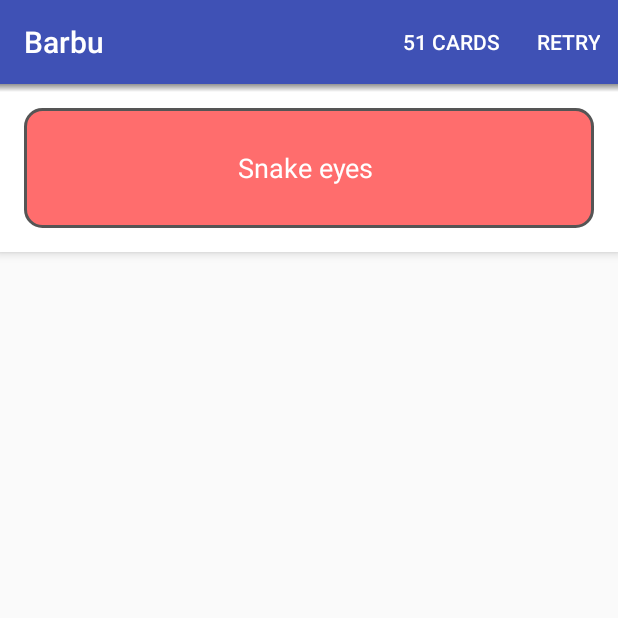
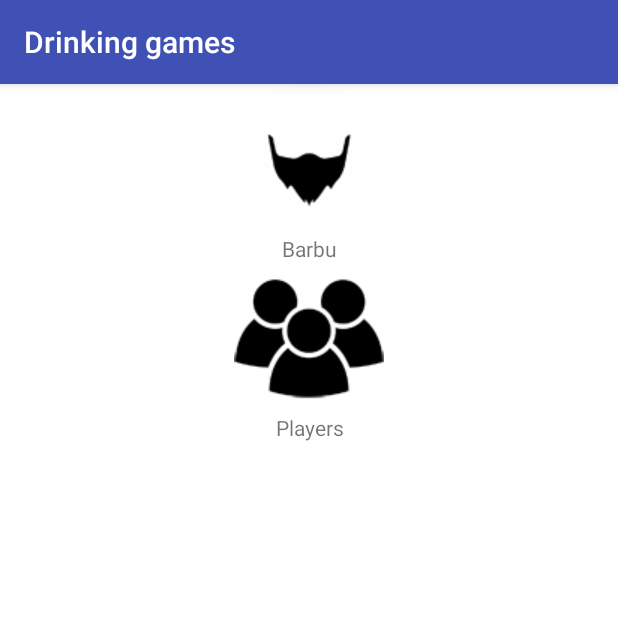
Before and after one commit to antoinedelia/Jeux-d-alcool, an Android app: the screen it shows after launch (Barbu before the commit, Menu after it), on a phone screen of 412 x 824 dp, the top half of it. Run offline under Robolectric (Android 15) with nearby library versions, the phone set to English and light mode, and no system bars.

Commit message:
Add menu + players class

```diff
--- a/app/src/main/java/com/antoinedelia/lebarbu_versionalcool/Menu.java
+++ b/app/src/main/java/com/antoinedelia/lebarbu_versionalcool/Menu.java
@@ -1,7 +1,10 @@
 package com.antoinedelia.lebarbu_versionalcool;
 
+import android.content.Intent;
 import android.os.Bundle;
 import android.support.v7.app.AppCompatActivity;
+import android.view.View;
+import android.widget.ImageView;
 
 
 public class Menu extends AppCompatActivity {
@@ -10,5 +13,26 @@ public class Menu extends AppCompatActivity {
     protected void onCreate(Bundle savedInstanceState) {
         super.onCreate(savedInstanceState);
         setContentView(R.layout.menu);
+
+        final ImageView imageBarbu = (ImageView)findViewById(R.id.imageBarbu);
+        final ImageView imagePlayers = (ImageView)findViewById(R.id.imagePlayers);
+
+        imageBarbu.setOnClickListener(new View.OnClickListener() {
+            @Override
+            public void onClick(View v) {
+                Intent intent = new Intent(Menu.this, Barbu.class);
+                startActivityForResult(intent, 0);
+            }
+        });
+
+        imagePlayers.setOnClickListener(new View.OnClickListener() {
+            @Override
+            public void onClick(View v) {
+                Intent intent = new Intent(Menu.this, Players.class);
+                startActivityForResult(intent, 0);
+            }
+        });
     }
+
+
 }
--- a/app/src/main/res/layout/menu.xml
+++ b/app/src/main/res/layout/menu.xml
@@ -1,12 +1,51 @@
 <?xml version="1.0" encoding="utf-8"?>
-<RelativeLayout xmlns:android="http://schemas.android.com/apk/res/android"
-    android:orientation="vertical" android:layout_width="match_parent"
-    android:layout_height="match_parent">
+    <RelativeLayout xmlns:android="http://schemas.android.com/apk/res/android"
+        android:layout_width="match_parent"
+        android:layout_height="match_parent"
+        android:background="#ffffff"
+        android:orientation="vertical">
 
     <ImageButton
+        android:id="@+id/imageBarbu"
+        android:layout_width="100dp"
+        android:layout_height="100dp"
+        android:layout_alignLeft="@+id/imagePlayers"
+        android:layout_alignParentTop="true"
+        android:layout_alignStart="@+id/imagePlayers"
+        android:background="#00ffffff"
+        android:contentDescription="@string/Barbu"
+        android:scaleType="fitXY"
+        android:src="@drawable/barbu" />
+
+    <TextView
+        android:id="@+id/textView"
+        android:layout_width="100dp"
+        android:layout_height="wrap_content"
+        android:layout_alignLeft="@+id/imageBarbu"
+        android:layout_alignStart="@+id/imageBarbu"
+        android:layout_below="@+id/imageBarbu"
+        android:text="@string/Barbu"
+        android:textAlignment="center" />
+
+    <ImageButton
+        android:id="@+id/imagePlayers"
         android:layout_width="wrap_content"
         android:layout_height="wrap_content"
-        android:id="@+id/imageButton"
-        android:layout_alignParentTop="true"
-        android:layout_centerHorizontal="true" />
+        android:layout_below="@+id/textView"
+        android:layout_centerHorizontal="true"
+        android:background="#00ffffff"
+        android:contentDescription="@string/players"
+        android:src="@drawable/players" />
+
+    <TextView
+        android:id="@+id/textView2"
+        android:layout_width="100dp"
+        android:layout_height="wrap_content"
+        android:layout_alignLeft="@+id/imagePlayers"
+        android:layout_alignStart="@+id/imagePlayers"
+        android:layout_below="@+id/imagePlayers"
+        android:text="@string/players"
+        android:textAlignment="center" />
+
+
 </RelativeLayout>
--- a/app/src/main/res/values/strings.xml
+++ b/app/src/main/res/values/strings.xml
@@ -4,6 +4,12 @@
     <string name="action_settings">Settings</string>
     <string name="action_retry">Retry</string>
     <string name="action_cardsRemaining">51 cards</string>
+    <string name="card">card</string>
+    <string name="player">Player</string>
+    <string name="players">Players</string>
+    <string name="addPlayer">Add a player</string>
+    <string name="ok">OK</string>
+    <string name="cancel">Cancel</string>
     <string-array name="rules">
         <item>Everyone drinks % All players must drink a sip</item>
         <item>Drink two sips % The player who draws this card must drink two sips</item>
```
Also changed, not shown: app/src/main/AndroidManifest.xml (+25 -9 lines), app/src/main/java/com/antoinedelia/lebarbu_versionalcool/Barbu.java (+5 -5 lines), app/src/main/java/com/antoinedelia/lebarbu_versionalcool/Players.java (added, +78 -0 lines), app/src/main/res/layout/players.xml (added, +19 -0 lines), app/src/main/res/drawable/barbu.png (added), app/src/main/res/drawable/players.png (added), 1 other file.
